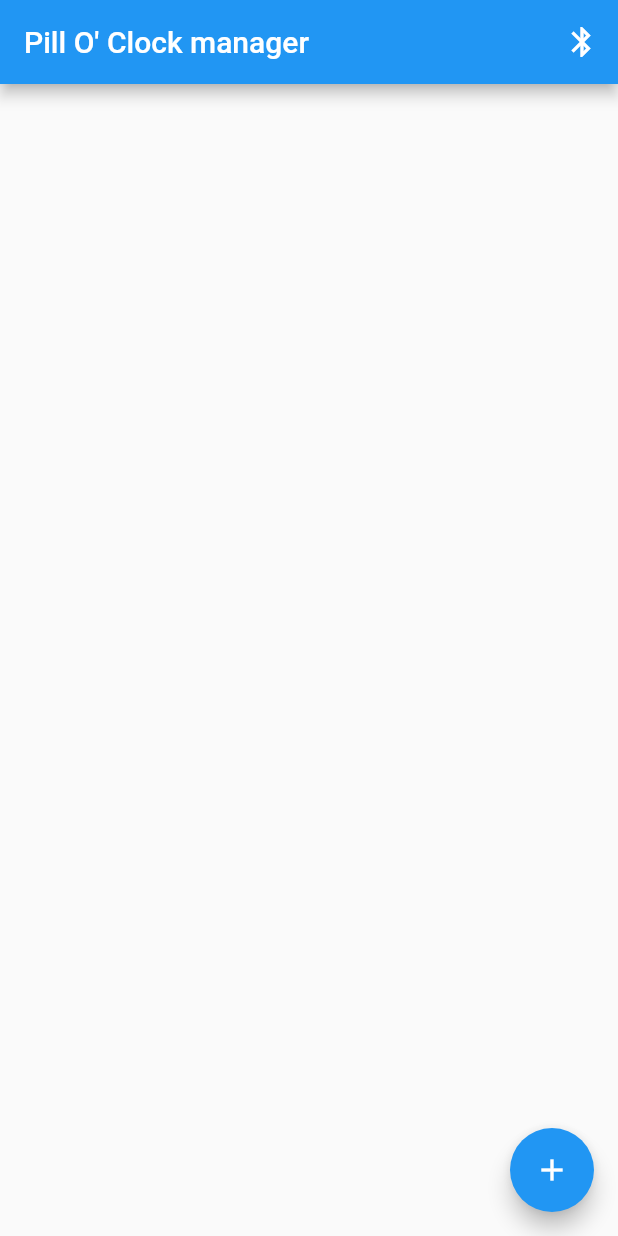
After one commit to ginop-1/PillOClock, a Flutter app: the screen it shows after launch, after a tap on the "bluetooth" icon, on a phone screen of 412 x 824 dp. The commit adds this screen. Run offline on Flutter 3.47's test engine with Material 2 defaults, Android fonts, the light colour scheme and no system bars; our stand-ins replace flutter_blue_plus, permission_handler.

Commit message:
initial bluetooth

```diff
--- /dev/null
+++ b/lib/alarm_dataclass.dart
@@ -0,0 +1,29 @@
+import 'package:flutter/material.dart';
+
+class Alarm {
+  final String name;
+  final TimeOfDay time;
+
+  Alarm(this.name, this.time);
+
+  @override
+  String toString() {
+    return 'Alarm{name: $name, time: $time}';
+  }
+
+  @override
+  bool operator ==(Object other) =>
+      identical(this, other) ||
+      other is Alarm &&
+          runtimeType == other.runtimeType &&
+          name == other.name &&
+          time == other.time;
+
+  @override
+  int get hashCode => name.hashCode ^ time.hashCode;
+
+  // check if it's empty
+  bool isEmpty() {
+    return name.isEmpty && time == const TimeOfDay(hour: 0, minute: 0);
+  }
+}
--- a/lib/main.dart
+++ b/lib/main.dart
@@ -1,34 +1,24 @@
+import 'dart:io';
+
 import 'package:flutter/material.dart';
+import 'package:permission_handler/permission_handler.dart';
+
+import 'pages/home.dart';
 
 void main() {
-  runApp(const MyApp());
-}
-
-class Alarm {
-  final String name;
-  final TimeOfDay time;
-
-  Alarm(this.name, this.time);
-
-  @override
-  String toString() {
-    return 'Alarm{name: $name, time: $time}';
-  }
-
-  @override
-  bool operator ==(Object other) =>
-      identical(this, other) ||
-      other is Alarm &&
-          runtimeType == other.runtimeType &&
-          name == other.name &&
-          time == other.time;
-
-  @override
-  int get hashCode => name.hashCode ^ time.hashCode;
-
-  // check if it's empty
-  bool isEmpty() {
-    return name.isEmpty && time == const TimeOfDay(hour: 0, minute: 0);
+  if (Platform.isAndroid) {
+    WidgetsFlutterBinding.ensureInitialized();
+    [
+      Permission.location,
+      Permission.storage,
+      Permission.bluetooth,
+      Permission.bluetoothConnect,
+      Permission.bluetoothScan
+    ].request().then((status) {
+      runApp(const MyApp());
+    });
+  } else {
+      runApp(const MyApp());
   }
 }
 
@@ -43,140 +33,7 @@ class MyApp extends StatelessWidget {
       theme: ThemeData(
         primarySwatch: Colors.blue,
       ),
-      home: const MyHomePage(title: 'Pill O\' Clock manager'),
+      home: const HomePage(title: 'Pill O\' Clock manager'),
     );
   }
 }
-
-class MyHomePage extends StatefulWidget {
-  const MyHomePage({super.key, required this.title});
-
-  final String title;
-
-  @override
-  State<MyHomePage> createState() => _MyHomePageState();
-}
-
-class _MyHomePageState extends State<MyHomePage> {
-  final List<Alarm> _currentAlarms = [];
-
-  Future<Alarm> _selectTime(BuildContext context) async {
-    final TimeOfDay? newTime = await showTimePicker(
-      context: context,
-      initialTime: const TimeOfDay(hour: 0, minute: 0),
-    );
-    // ask for an alarm name
-    String alarmName = '';
-    TextEditingController nameController = TextEditingController();
-    // ignore: use_build_context_synchronously
-    await showDialog(
-      context: context,
-      builder: (context) {
-        return AlertDialog(
-          title: const Text('Alarm name'),
-          content: TextField(
-            controller: nameController,
-            decoration: const InputDecoration(hintText: 'Enter a name'),
-          ),
-          actions: [
-            TextButton(
-              onPressed: () {
-                Navigator.of(context).pop();
-              },
-              child: const Text('Cancel'),
-            ),
-            TextButton(
-              onPressed: () {
-                alarmName = nameController.text;
-                if (alarmName.isNotEmpty) {
-                  Navigator.of(context).pop();
-                }
-              },
-              child: const Text('OK'),
-            ),
-          ],
-        );
-      },
-    );
-
-    if (newTime != null && alarmName != "") {
-      return Alarm(alarmName, newTime);
-    }
-    return Alarm("", const TimeOfDay(hour: 0, minute: 0));
-  }
-
-  @override
-  Widget build(BuildContext context) {
-    // This method is rerun every time setState is called, for instance as done
-    return Scaffold(
-      appBar: AppBar(
-        title: Text(widget.title),
-      ),
-      body: Center(
-        child: ListView.builder(
-          itemCount: _currentAlarms.length,
-          itemBuilder: (context, index) {
-            final alarmTime = _currentAlarms[index].time.format(context);
-            final alarmTitle = _currentAlarms[index].name;
-            ListTile element = ListTile(
-              title: Text(alarmTitle),
-              subtitle: Text(alarmTime.toString()),
-              onLongPress: () => {
-                showDialog(
-                  context: context,
-                  builder: (BuildContext context) {
-                    // delete or modify alarm
-                    return AlertDialog(
-                      title: Text(alarmTitle),
-                      content: Text(alarmTime.toString()),
-                      actions: [
-                        // Cancel
-                        TextButton(
-                          onPressed: () {
-                            Navigator.of(context).pop();
-                          },
-                          child: const Text('Cancel'),
-                        ),
-                        // Delete
-                        TextButton(
-                          onPressed: () {
-                            setState(() => _currentAlarms.removeAt(index));
-                            Navigator.of(context).pop();
-                          },
-                          child: const Text('Delete'),
-                        ),
-                        // Modify
-                        TextButton(
-                          onPressed: () async {
-                            // show time picker
-                            Alarm selected = await _selectTime(context);
-                            if (!selected.isEmpty()) {
-                              setState(() => _currentAlarms[index] = selected);
-                            }
-                            Navigator.of(context).pop();
-                          },
-                          child: const Text('Modify'),
-                        ),
-                      ],
-                    );
-                  },
-                ),
-              },
-            );
-            return element;
-          },
-        ),
-      ),
-      floatingActionButton: FloatingActionButton(
-        onPressed: () async {
-          Alarm selected = await _selectTime(context);
-          if (!selected.isEmpty()) {
-            setState(() => _currentAlarms.add(selected));
-          }
-        },
-        tooltip: 'Create a new alarm',
-        child: const Icon(Icons.add),
-      ), // This trailing comma makes auto-formatting nicer for build methods.
-    );
-  }
-}
--- /dev/null
+++ b/lib/pages/home.dart
@@ -0,0 +1,160 @@
+import 'package:flutter/material.dart';
+import 'package:flutter_blue_plus/flutter_blue_plus.dart';
+import '../alarm_dataclass.dart';
+
+class HomePage extends StatefulWidget {
+  const HomePage({super.key, required this.title});
+  final String title;
+
+  @override
+  State<HomePage> createState() => _HomePageState();
+}
+
+class _HomePageState extends State<HomePage> {
+  final FlutterBluePlus flutterBlue = FlutterBluePlus.instance;
+  // list of bluetooth devices
+  final List<BluetoothDevice> devicesList = [];
+  final List<Alarm> _currentAlarms = [];
+
+  Future<Alarm> _selectTime(BuildContext context) async {
+    final TimeOfDay? newTime = await showTimePicker(
+      context: context,
+      initialTime: const TimeOfDay(hour: 0, minute: 0),
+    );
+    // ask for an alarm name
+    String alarmName = '';
+    TextEditingController nameController = TextEditingController();
+    // ignore: use_build_context_synchronously
+    await showDialog(
+      context: context,
+      builder: (context) {
+        return AlertDialog(
+          title: const Text('Alarm name'),
+          content: TextField(
+            controller: nameController,
+            decoration: const InputDecoration(
+              hintText: 'Enter a name',
+              labelText: 'new name',
+              ),
+          ),
+          actions: [
+            TextButton(
+              onPressed: () {
+                Navigator.of(context).pop();
+              },
+              child: const Text('Cancel'),
+            ),
+            TextButton(
+              onPressed: () {
+                alarmName = nameController.text;
+                if (alarmName.isNotEmpty) {
+                  Navigator.of(context).pop();
+                }
+              },
+              child: const Text('OK'),
+            ),
+          ],
+        );
+      },
+    );
+
+    if (newTime != null && alarmName != "") {
+      return Alarm(alarmName, newTime);
+    }
+    return Alarm("", const TimeOfDay(hour: 0, minute: 0));
+  }
+
+  @override
+  Widget build(BuildContext context) {
+    // This method is rerun every time setState is called, for instance as done
+    return Scaffold(
+      appBar: AppBar(
+        title: Text(widget.title),
+        actions: <Widget>[
+          IconButton(
+            tooltip: 'Connect to the device',
+            icon: const Icon(Icons.bluetooth),
+            onPressed: () async {
+              // scan for bluetooth devices
+              flutterBlue.startScan(timeout: const Duration(seconds: 4));
+              // listen for devices
+              flutterBlue.scanResults.listen((results) {
+                // do something with scan results
+                for (ScanResult r in results) {
+                  if (!devicesList.contains(r.device)) {
+                    setState(() => devicesList.add(r.device));
+                  }
+                }
+              });
+            },
+          ),
+        ],
+      ),
+      body: Center(
+        child: ListView.builder(
+          itemCount: _currentAlarms.length,
+          itemBuilder: (context, index) {
+            final alarmTime = _currentAlarms[index].time.format(context);
+            final alarmTitle = _currentAlarms[index].name;
+            ListTile element = ListTile(
+              title: Text(alarmTitle),
+              subtitle: Text(alarmTime.toString()),
+              onLongPress: () => {
+                showDialog(
+                  context: context,
+                  builder: (BuildContext context) {
+                    // delete or modify alarm
+                    return AlertDialog(
+                      title: Text(alarmTitle),
+                      content: Text(alarmTime.toString()),
+                      actions: [
+                        // Cancel
+                        TextButton(
+                          onPressed: () {
+                            Navigator.of(context).pop();
+                          },
+                          child: const Text('Cancel'),
+                        ),
+                        // Delete
+                        TextButton(
+                          onPressed: () {
+                            setState(() => _currentAlarms.removeAt(index));
+                            Navigator.of(context).pop();
+                          },
+                          child: const Text('Delete'),
+                        ),
+                        // Modify
+                        TextButton(
+                          onPressed: () async {
+                            // show time picker
+                            Alarm selected = await _selectTime(context);
+                            if (!selected.isEmpty()) {
+                              setState(() => _currentAlarms[index] = selected);
+                            }
+                            Navigator.of(context).pop();
+                          },
+                          child: const Text('Modify'),
+                        ),
+                      ],
+                    );
+                  },
+                ),
+              },
+            );
+            return element;
+          },
+        ),
+      ),
+      floatingActionButton: FloatingActionButton(
+        onPressed: () async {
+          Alarm selected = await _selectTime(context);
+          if (!selected.isEmpty()) {
+            setState(() => _currentAlarms.add(selected));
+          }
+        },
+        tooltip: 'Create a new alarm',
+        child: const Icon(Icons.add),
+      ),
+    );
+  }
+}
--- a/pubspec.yaml
+++ b/pubspec.yaml
@@ -36,6 +36,8 @@ dependencies:
   # Use with the CupertinoIcons class for iOS style icons.
   cupertino_icons: ^1.0.2
   holding_gesture: ^1.1.0
+  flutter_blue_plus: ^1.4.0
+  permission_handler: ^10.2.0
 
 dev_dependencies:
   flutter_test:
```
Also changed, not shown: pubspec.lock, 5 other files.
